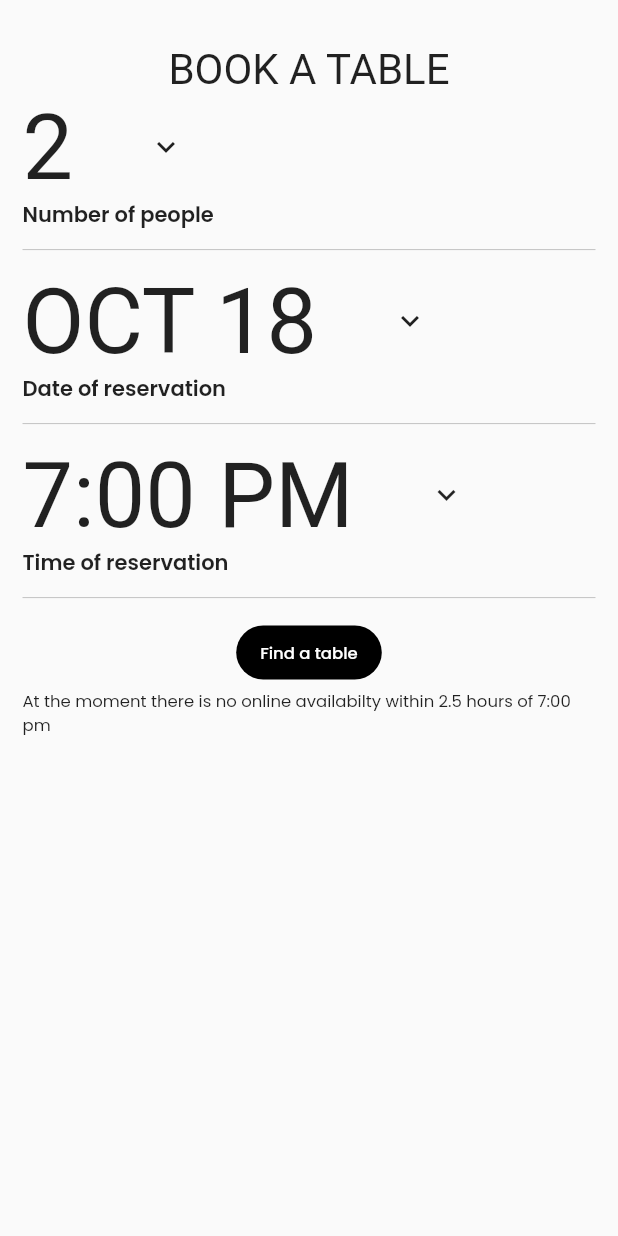
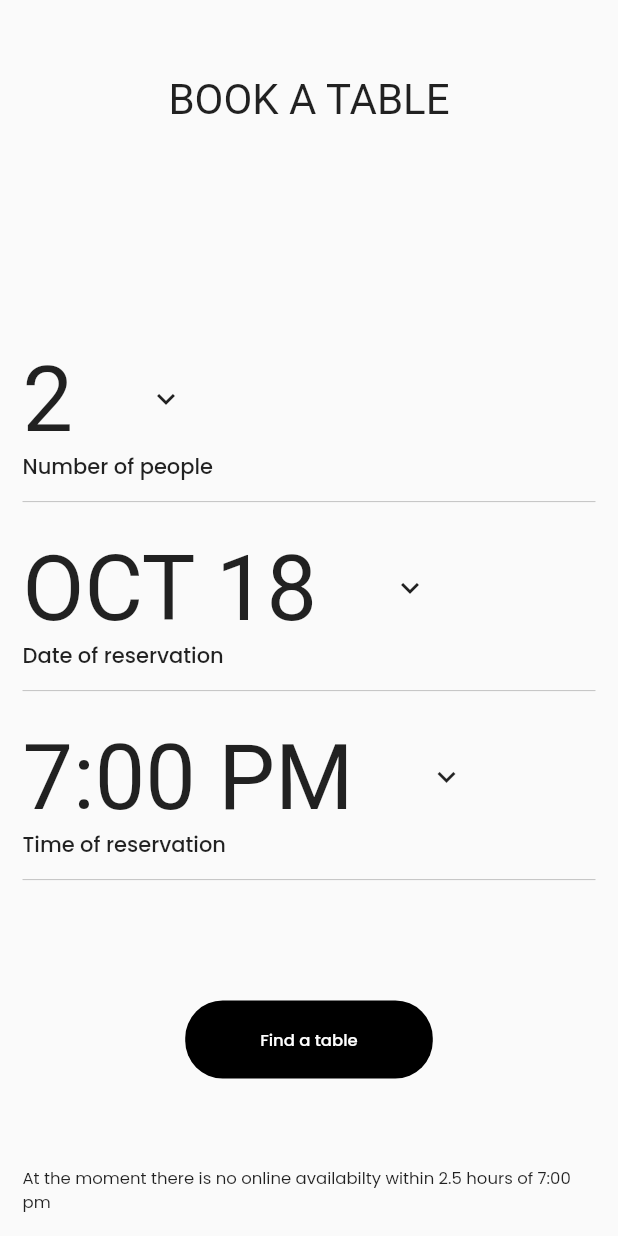
Before and after one commit to Richard-Mbingi/restaurant-ui, a Flutter app: the screen it shows after launch, on a phone screen of 412 x 824 dp. Run offline on Flutter 3.47's test engine with Material 2 defaults, Android fonts, the phone set to English and light mode, and no system bars; our stand-ins replace google_fonts; Roboto replaces fonts that are missing (Oranienbaum).

Commit message:
Booking Screen UI

```diff
--- /dev/null
+++ b/lib/models/models.dart
@@ -0,0 +1,2 @@
+export 'reservation_model.dart';
+export 'restaurant_model.dart';
--- a/lib/screens/booking_screen.dart
+++ b/lib/screens/booking_screen.dart
@@ -8,11 +8,13 @@ class BookingScreen extends StatelessWidget {
   Widget build(BuildContext context) {
     return Scaffold(
       body: Padding(
-        padding: const EdgeInsets.fromLTRB(15.0, 30.0, 15.0, 8.0),
+        padding: const EdgeInsets.fromLTRB(15.0, 50.0, 15.0, 15.0),
         child: Column(
+          mainAxisAlignment: MainAxisAlignment.spaceBetween,
           children: <Widget>[
             Text("BOOK A TABLE", style: TextStyle(fontSize: 28.0)),
             Container(
+              padding: EdgeInsets.only(top: 90.0),
               child: Column(
                 crossAxisAlignment: CrossAxisAlignment.start,
                 children: [
@@ -23,9 +25,12 @@ class BookingScreen extends StatelessWidget {
                       Icon(Icons.keyboard_arrow_down),
                     ],
                   ),
-                  Text("Number of people",
-                      style: GoogleFonts.poppins(fontWeight: FontWeight.w600)),
+                  Text(
+                    "Number of people",
+                    style: GoogleFonts.poppins(fontWeight: FontWeight.w500),
+                  ),
                   Divider(height: 25.0, thickness: 0.4, color: Colors.grey),
+                  SizedBox(height: 10.0),
                   Row(
                     children: <Widget>[
                       Text("OCT 18", style: TextStyle(fontSize: 60.0)),
@@ -34,8 +39,9 @@ class BookingScreen extends StatelessWidget {
                     ],
                   ),
                   Text("Date of reservation",
-                      style: GoogleFonts.poppins(fontWeight: FontWeight.w600)),
+                      style: GoogleFonts.poppins(fontWeight: FontWeight.w500)),
                   Divider(height: 25.0, thickness: 0.4, color: Colors.grey),
+                  SizedBox(height: 10.0),
                   Row(
                     children: <Widget>[
                       Text("7:00 PM", style: TextStyle(fontSize: 60.0)),
@@ -44,16 +50,19 @@ class BookingScreen extends StatelessWidget {
                     ],
                   ),
                   Text("Time of reservation",
-                      style: GoogleFonts.poppins(fontWeight: FontWeight.w600)),
+                      style: GoogleFonts.poppins(fontWeight: FontWeight.w500)),
                   Divider(height: 25.0, thickness: 0.4, color: Colors.grey),
+                  SizedBox(height: 10.0),
                 ],
               ),
             ),
             FlatButton(
+              padding: EdgeInsets.fromLTRB(50.0, 18.0, 50.0, 18.0),
               onPressed: () {},
-              child: Text("Find a table", style: GoogleFonts.poppins(fontSize: 11.0)),
+              child: Text("Find a table",
+                  style: GoogleFonts.poppins(fontSize: 11.0)),
               shape: RoundedRectangleBorder(
-                borderRadius: BorderRadius.circular(20.0),
+                borderRadius: BorderRadius.circular(25.0),
               ),
               textColor: Colors.white,
               color: Colors.black,
```
